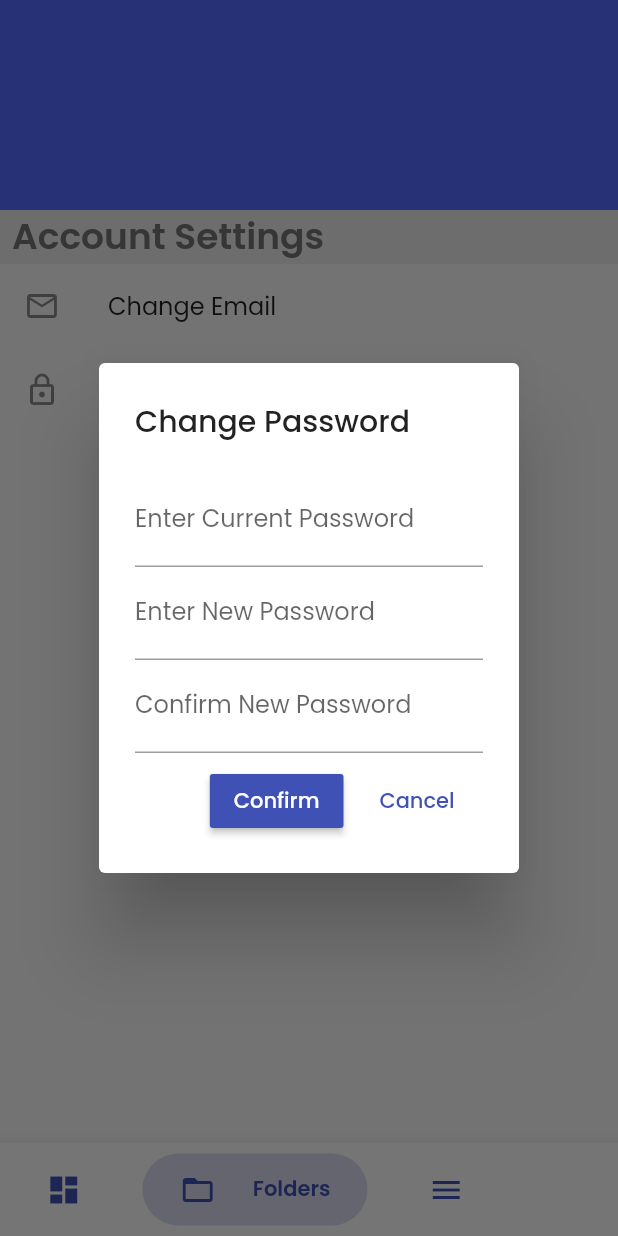
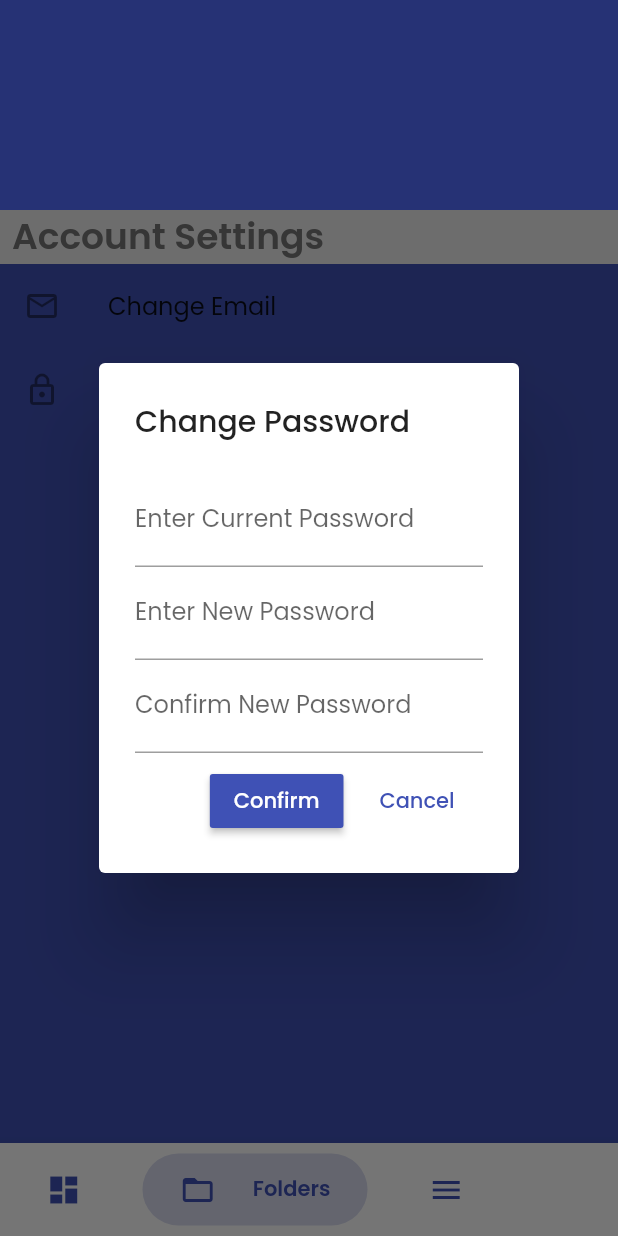
Before and after one commit to JohnnyNguyen01/pet_tracker, a Flutter app: the ProfileMenuScreen screen opened directly, item 2 of the bottom bar chosen, after a tap on "Change Password", on a phone screen of 412 x 824 dp. Run offline on Flutter 3.47's test engine with Material 2 defaults, Android fonts, the phone set to English and light mode, and no system bars; drawn by our look-alikes of bubble_bottom_bar; our stand-ins replace cloud_firestore, device_info, firebase_auth, firebase_core, get, google_fonts and 4 more; accounts and stored records are empty.

Commit message:
Fixed GETX widget observable issue

```diff
--- a/lib/controllers/home_screen_controller.dart
+++ b/lib/controllers/home_screen_controller.dart
@@ -18,6 +18,7 @@ class HomeScreenController extends GetxController {
   BitmapDescriptor _customPin;
   Rx<Marker> _currentMarker = Marker(markerId: MarkerId("0")).obs;
   Rx<Set<Marker>> _markers = HashSet<Marker>().obs;
+
   Rx<Set<Marker>> get markers => _markers;
   Timer _timer;
 
--- a/lib/screens/settings/profile_menu_screen.dart
+++ b/lib/screens/settings/profile_menu_screen.dart
@@ -4,12 +4,13 @@ import 'package:dog_tracker/widgets/bottom_nav_bar.dart';
 import 'package:flutter/material.dart';
 import 'package:get/get.dart';
 
-class ProfileMenuScreen extends GetWidget {
+class ProfileMenuScreen extends StatelessWidget {
   //todo: check why binding doesn't work with GetWidget<ProfileMenuScreenController>
   final _controller = Get.put(ProfileMenuScreenController());
   @override
   Widget build(BuildContext context) {
     return Scaffold(
+      backgroundColor: Colors.indigo,
       bottomNavigationBar: CommonBottomNavBar(),
       body: SafeArea(
         child: Container(
@@ -29,12 +30,10 @@ class ProfileMenuScreen extends GetWidget {
                 title: Text("Change Email"),
                 onTap: () {},
               ),
-              Obx(
-                () => ListTile(
-                  leading: Icon(Icons.lock_outlined),
-                  title: Text("Change Password"),
-                  onTap: () => _controller.handleChangePasswordBtn(context),
-                ),
+              ListTile(
+                leading: Icon(Icons.lock_outlined),
+                title: Text("Change Password"),
+                onTap: () => _controller.handleChangePasswordBtn(context),
               ),
               Align(
                 alignment: Alignment.bottomCenter,
--- a/lib/widgets/change_password_dialog/alert_dialog.dart
+++ b/lib/widgets/change_password_dialog/alert_dialog.dart
@@ -7,8 +7,7 @@ class ChangePasswordDialog extends GetWidget<ChangePasswordDialogController> {
   final _controller = Get.put(ChangePasswordDialogController());
   @override
   Widget build(BuildContext context) {
-    return Obx(
-      () => AlertDialog(
+    return AlertDialog(
       title: Text("Change Password"),
       content: SingleChildScrollView(
         child: Form(
@@ -31,15 +30,15 @@ class ChangePasswordDialog extends GetWidget<ChangePasswordDialogController> {
                       onPressed: () => _controller.handleConfirmBtn()),
                   SizedBox(width: 5),
                   FlatButton(
-                        onPressed: () {},
+                    onPressed: () => _controller.handleCancelButton(context),
                     child: Text(
                       "Cancel",
                       style: TextStyle(color: Colors.indigo),
-                        ))
+                    ),
+                  )
                 ],
               )
             ],
-            ),
           ),
         ),
       ),
@@ -47,8 +46,7 @@ class ChangePasswordDialog extends GetWidget<ChangePasswordDialogController> {
   }
 
   Widget _buildCurrentPass() {
-    return Obx(
-      () => TextFormField(
+    return TextFormField(
       obscureText: true,
       keyboardType: TextInputType.visiblePassword,
       decoration: InputDecoration(
@@ -61,7 +59,6 @@ class ChangePasswordDialog extends GetWidget<ChangePasswordDialogController> {
         return null;
       },
       onChanged: (value) => _controller.setCurrentPasswordTF(value),
-      ),
     );
   }
 
--- a/lib/widgets/change_password_dialog/change_password_dialog_controller.dart
+++ b/lib/widgets/change_password_dialog/change_password_dialog_controller.dart
@@ -1,3 +1,4 @@
+import 'package:dog_tracker/services/api/auth.dart';
 import 'package:flutter/material.dart';
 import 'package:get/get.dart';
 import 'dart:async';
@@ -41,9 +42,12 @@ class ChangePasswordDialogController extends GetxController {
       return;
     }
     _formKey.currentState.save();
+    // Auth.instance.updateCurrentUserPassword(_confirmNewPassword.value);
   }
 
-  void handleCancelButton() {}
+  void handleCancelButton(BuildContext context) {
+    Navigator.of(context).pop();
+  }
 
   @override
   FutureOr onClose() {
```
Also changed, not shown: lib/services/api/auth.dart (+10 -0 lines). Lines whose indentation alone changed are shown as unchanged.
